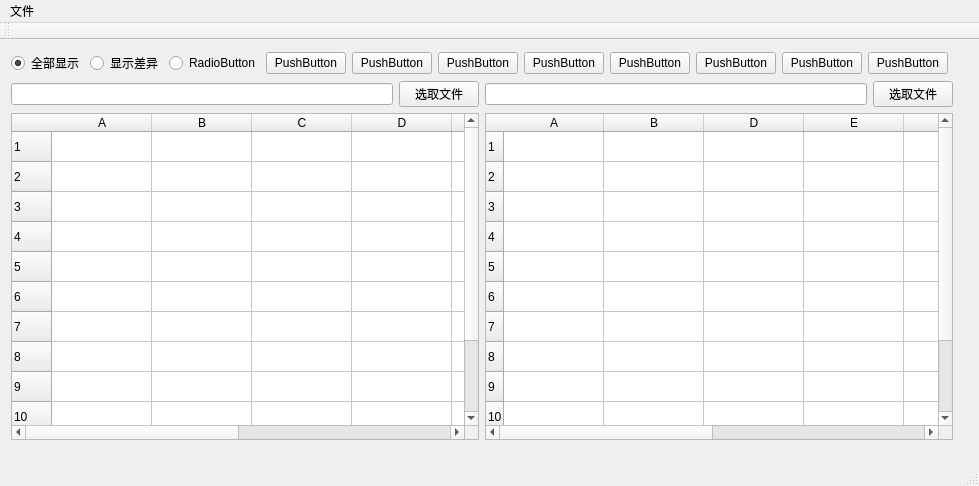
Before: the Qt Designer form mainwindow.ui in qqyemingqq/CompareByQT, drawn with Qt 5.
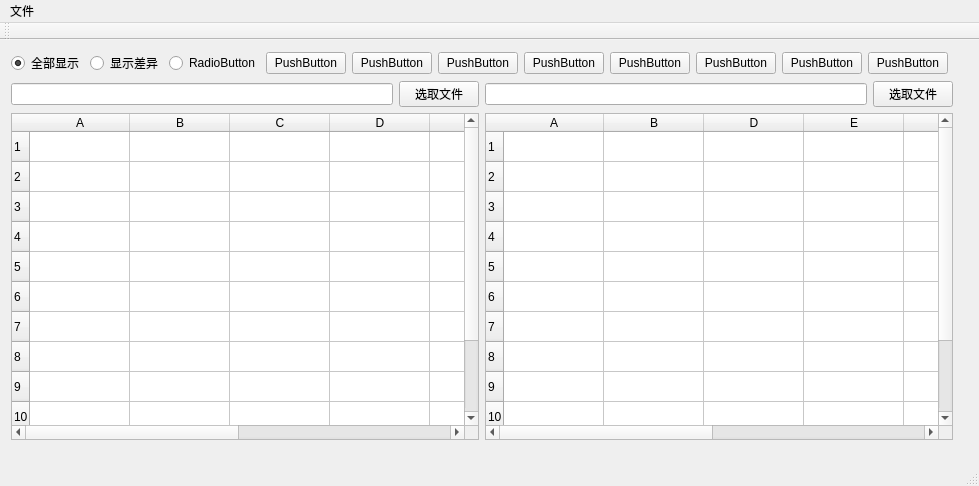
After: the same form once the commit is applied. Custom widgets are drawn as their Qt base class.

Patch:
```diff
--- a/mainwindow.ui
+++ b/mainwindow.ui
@@ -222,7 +222,7 @@
          </row>
          <row>
           <property name="text">
-           <string>新建行</string>
+           <string>11</string>
           </property>
          </row>
          <row>
```
Left out of the diff: 12 changed lines with no effect on the pictures.
